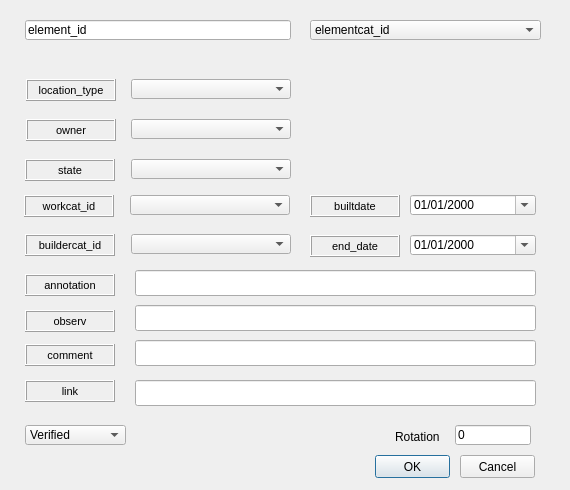
Old version of the form ui/element.ui in the repository Giswater/giswater_qgis_plugin.
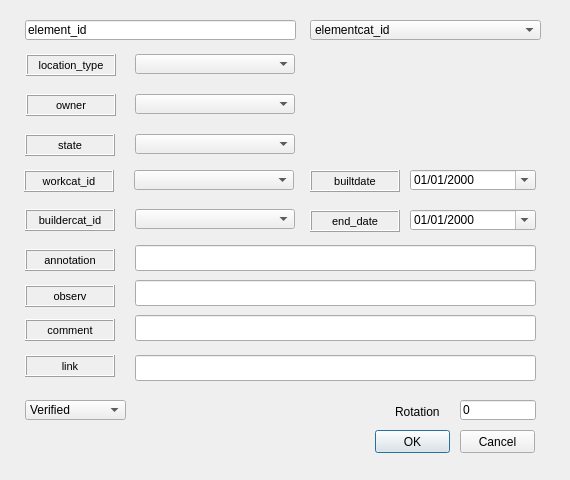
New version of the form.

Diff of the .ui file:
```diff
--- a/ui/element.ui
+++ b/ui/element.ui
@@ -7,7 +7,7 @@
     <x>0</x>
     <y>0</y>
     <width>570</width>
-    <height>490</height>
+    <height>480</height>
    </rect>
   </property>
   <property name="minimumSize">
@@ -31,8 +31,8 @@
   <widget class="QLineEdit" name="rotation">
    <property name="geometry">
     <rect>
-     <x>455</x>
-     <y>425</y>
+     <x>460</x>
+     <y>400</y>
      <width>76</width>
      <height>20</height>
     </rect>
@@ -46,7 +46,7 @@
     <rect>
      <x>25</x>
      <y>20</y>
-     <width>266</width>
+     <width>271</width>
      <height>20</height>
     </rect>
    </property>
@@ -58,7 +58,7 @@
    <property name="geometry">
     <rect>
      <x>25</x>
-     <y>425</y>
+     <y>400</y>
      <width>101</width>
      <height>20</height>
     </rect>
@@ -88,7 +88,7 @@
    <property name="geometry">
     <rect>
      <x>25</x>
-     <y>234</y>
+     <y>209</y>
      <width>90</width>
      <height>22</height>
     </rect>
@@ -124,7 +124,7 @@
    <property name="geometry">
     <rect>
      <x>410</x>
-     <y>235</y>
+     <y>210</y>
      <width>126</width>
      <height>20</height>
     </rect>
@@ -140,7 +140,7 @@
    <property name="geometry">
     <rect>
      <x>310</x>
-     <y>195</y>
+     <y>170</y>
      <width>90</width>
      <height>22</height>
     </rect>
@@ -176,7 +176,7 @@
    <property name="geometry">
     <rect>
      <x>25</x>
-     <y>274</y>
+     <y>249</y>
      <width>90</width>
      <height>22</height>
     </rect>
@@ -211,8 +211,8 @@
   <widget class="QComboBox" name="state">
    <property name="geometry">
     <rect>
-     <x>131</x>
-     <y>159</y>
+     <x>135</x>
+     <y>134</y>
      <width>160</width>
      <height>20</height>
     </rect>
@@ -221,8 +221,8 @@
   <widget class="QComboBox" name="workcat_id">
    <property name="geometry">
     <rect>
-     <x>130</x>
-     <y>195</y>
+     <x>134</x>
+     <y>170</y>
      <width>160</width>
      <height>20</height>
     </rect>
@@ -232,7 +232,7 @@
    <property name="geometry">
     <rect>
      <x>410</x>
-     <y>195</y>
+     <y>170</y>
      <width>126</width>
      <height>20</height>
     </rect>
@@ -247,8 +247,8 @@
   <widget class="QComboBox" name="ownercat_id">
    <property name="geometry">
     <rect>
-     <x>131</x>
-     <y>119</y>
+     <x>135</x>
+     <y>94</y>
      <width>160</width>
      <height>20</height>
     </rect>
@@ -258,7 +258,7 @@
    <property name="geometry">
     <rect>
      <x>26</x>
-     <y>119</y>
+     <y>94</y>
      <width>90</width>
      <height>22</height>
     </rect>
@@ -294,7 +294,7 @@
    <property name="geometry">
     <rect>
      <x>25</x>
-     <y>380</y>
+     <y>355</y>
      <width>90</width>
      <height>22</height>
     </rect>
@@ -330,7 +330,7 @@
    <property name="geometry">
     <rect>
      <x>25</x>
-     <y>159</y>
+     <y>134</y>
      <width>90</width>
      <height>22</height>
     </rect>
@@ -366,7 +366,7 @@
    <property name="geometry">
     <rect>
      <x>26</x>
-     <y>79</y>
+     <y>54</y>
      <width>90</width>
      <height>22</height>
     </rect>
@@ -402,7 +402,7 @@
    <property name="geometry">
     <rect>
      <x>24</x>
-     <y>195</y>
+     <y>170</y>
      <width>90</width>
      <height>22</height>
     </rect>
@@ -437,8 +437,8 @@
   <widget class="QComboBox" name="buildercat_id">
    <property name="geometry">
     <rect>
-     <x>131</x>
-     <y>234</y>
+     <x>135</x>
+     <y>209</y>
      <width>160</width>
      <height>20</height>
     </rect>
@@ -447,8 +447,8 @@
   <widget class="QComboBox" name="location_type">
    <property name="geometry">
     <rect>
-     <x>131</x>
-     <y>79</y>
+     <x>135</x>
+     <y>54</y>
      <width>160</width>
      <height>20</height>
     </rect>
@@ -458,7 +458,7 @@
    <property name="geometry">
     <rect>
      <x>310</x>
-     <y>235</y>
+     <y>210</y>
      <width>90</width>
      <height>22</height>
     </rect>
@@ -494,7 +494,7 @@
    <property name="geometry">
     <rect>
      <x>25</x>
-     <y>344</y>
+     <y>319</y>
      <width>90</width>
      <height>22</height>
     </rect>
@@ -530,7 +530,7 @@
    <property name="geometry">
     <rect>
      <x>25</x>
-     <y>310</y>
+     <y>285</y>
      <width>90</width>
      <height>22</height>
     </rect>
@@ -566,7 +566,7 @@
    <property name="geometry">
     <rect>
      <x>375</x>
-     <y>455</y>
+     <y>430</y>
      <width>75</width>
      <height>23</height>
     </rect>
@@ -579,7 +579,7 @@
    <property name="geometry">
     <rect>
      <x>460</x>
-     <y>455</y>
+     <y>430</y>
      <width>75</width>
      <height>23</height>
     </rect>
@@ -592,7 +592,7 @@
    <property name="geometry">
     <rect>
      <x>135</x>
-     <y>270</y>
+     <y>245</y>
      <width>401</width>
      <height>26</height>
     </rect>
@@ -602,7 +602,7 @@
    <property name="geometry">
     <rect>
      <x>135</x>
-     <y>305</y>
+     <y>280</y>
      <width>401</width>
      <height>26</height>
     </rect>
@@ -612,7 +612,7 @@
    <property name="geometry">
     <rect>
      <x>135</x>
-     <y>340</y>
+     <y>315</y>
      <width>401</width>
      <height>26</height>
     </rect>
@@ -622,7 +622,7 @@
    <property name="geometry">
     <rect>
      <x>135</x>
-     <y>380</y>
+     <y>355</y>
      <width>401</width>
      <height>26</height>
     </rect>
@@ -632,7 +632,7 @@
    <property name="geometry">
     <rect>
      <x>395</x>
-     <y>430</y>
+     <y>405</y>
      <width>46</width>
      <height>13</height>
     </rect>
```
Left out of the diff: 10 changed lines with no effect on the pictures.
